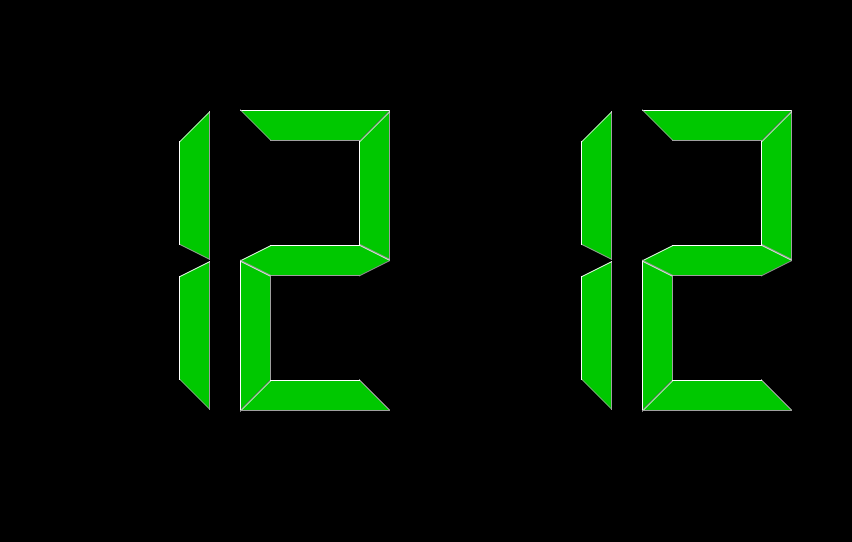
Above: node/basepanel.ui from hyperborg/hyperborg before the change. Below: the same form after it.
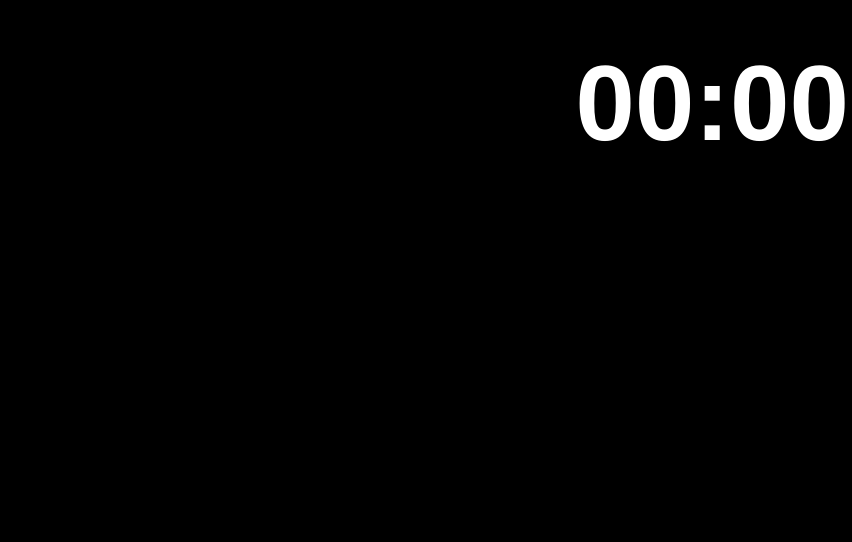
That is the form after the change. Icons and pictures are not drawn.

Commit message: Modified screensaver background and clock implementation

The edit to the form file:
```diff
--- a/node/basepanel.ui
+++ b/node/basepanel.ui
@@ -18,6 +18,21 @@
   </property>
   <widget class="QWidget" name="centralwidget">
    <layout class="QGridLayout" name="gridLayout_2">
+    <property name="leftMargin">
+     <number>2</number>
+    </property>
+    <property name="topMargin">
+     <number>3</number>
+    </property>
+    <property name="rightMargin">
+     <number>3</number>
+    </property>
+    <property name="bottomMargin">
+     <number>3</number>
+    </property>
+    <property name="spacing">
+     <number>3</number>
+    </property>
     <item row="0" column="0">
      <widget class="QStackedWidget" name="mainstack">
       <property name="currentIndex">
@@ -94,7 +109,13 @@
        </layout>
       </widget>
       <widget class="QWidget" name="clockwidget">
-       <layout class="QVBoxLayout" name="verticalLayout_3">
+       <property name="autoFillBackground">
+        <bool>true</bool>
+       </property>
+       <property name="styleSheet">
+        <string notr="true">background-image: url(:/resources/resources/wallpapers/earth_from_moon.jpg);</string>
+       </property>
+       <layout class="QVBoxLayout" name="verticalLayout_3" stretch="0,0,0">
         <property name="spacing">
          <number>0</number>
         </property>
@@ -111,100 +132,54 @@
          <number>0</number>
         </property>
         <item>
-         <layout class="QHBoxLayout" name="horizontalLayout_2">
-          <item>
-           <spacer name="horizontalSpacer_3">
+         <spacer name="verticalSpacer_2">
             <property name="orientation">
-             <enum>Qt::Horizontal</enum>
-            </property>
-            <property name="sizeType">
-             <enum>QSizePolicy::Minimum</enum>
-            </property>
-            <property name="sizeHint" stdset="0">
-             <size>
-              <width>20</width>
-              <height>20</height>
-             </size>
-            </property>
-           </spacer>
-          </item>
-          <item>
-           <widget class="QLCDNumber" name="lcd_hour">
-            <property name="styleSheet">
-             <string notr="true">color: rgb(0,200,0);</string>
-            </property>
-            <property name="frameShape">
-             <enum>QFrame::NoFrame</enum>
-            </property>
-            <property name="smallDecimalPoint">
-             <bool>false</bool>
-            </property>
-            <property name="digitCount">
-             <number>2</number>
-            </property>
-            <property name="mode">
-             <enum>QLCDNumber::Dec</enum>
-            </property>
-            <property name="value" stdset="0">
-             <double>12.000000000000000</double>
-            </property>
-           </widget>
-          </item>
-          <item>
-           <spacer name="horizontalSpacer_2">
-            <property name="orientation">
-             <enum>Qt::Horizontal</enum>
+           <enum>Qt::Vertical</enum>
             </property>
             <property name="sizeType">
              <enum>QSizePolicy::Fixed</enum>
             </property>
             <property name="sizeHint" stdset="0">
              <size>
-              <width>10</width>
-              <height>20</height>
+            <width>20</width>
+            <height>40</height>
              </size>
             </property>
            </spacer>
           </item>
           <item>
-           <widget class="QLCDNumber" name="lcd_min">
+         <widget class="QLabel" name="clock_label">
+          <property name="font">
+           <font>
+            <pointsize>80</pointsize>
+            <weight>75</weight>
+            <bold>true</bold>
+            <stylestrategy>PreferAntialias</stylestrategy>
+           </font>
+          </property>
             <property name="styleSheet">
-             <string notr="true">color: rgb(0, 200, 0);</string>
-            </property>
-            <property name="frameShape">
-             <enum>QFrame::NoFrame</enum>
-            </property>
-            <property name="smallDecimalPoint">
-             <bool>false</bool>
-            </property>
-            <property name="digitCount">
-             <number>2</number>
-            </property>
-            <property name="mode">
-             <enum>QLCDNumber::Dec</enum>
-            </property>
-            <property name="value" stdset="0">
-             <double>12.000000000000000</double>
+           <string notr="true">color: rgb(255, 255, 255);</string>
+          </property>
+          <property name="text">
+           <string>00:00</string>
+          </property>
+          <property name="alignment">
+           <set>Qt::AlignRight|Qt::AlignTrailing|Qt::AlignVCenter</set>
             </property>
            </widget>
           </item>
           <item>
-           <spacer name="horizontalSpacer_4">
+         <spacer name="verticalSpacer">
             <property name="orientation">
-             <enum>Qt::Horizontal</enum>
-            </property>
-            <property name="sizeType">
-             <enum>QSizePolicy::Minimum</enum>
+           <enum>Qt::Vertical</enum>
             </property>
             <property name="sizeHint" stdset="0">
              <size>
               <width>20</width>
-              <height>20</height>
+            <height>40</height>
              </size>
             </property>
            </spacer>
-          </item>
-         </layout>
         </item>
        </layout>
       </widget>
```
Left out of the diff: 4 changed lines with no effect on the pictures. Lines whose indentation alone changed are shown as unchanged. The commit also changes 4 other files.
